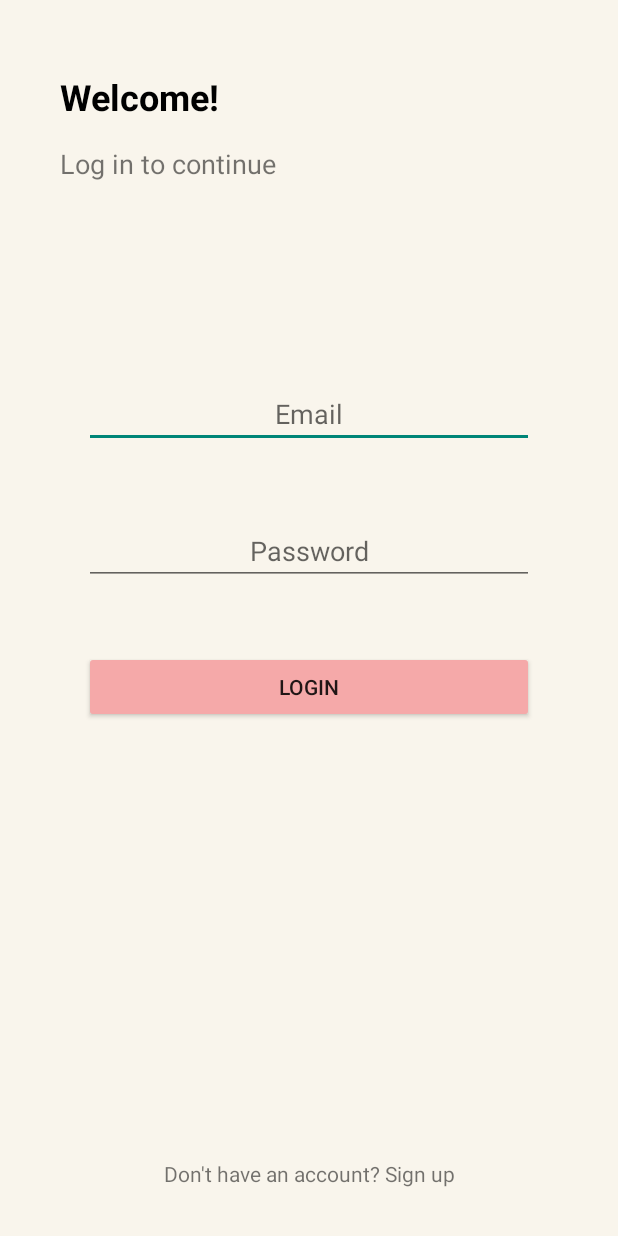
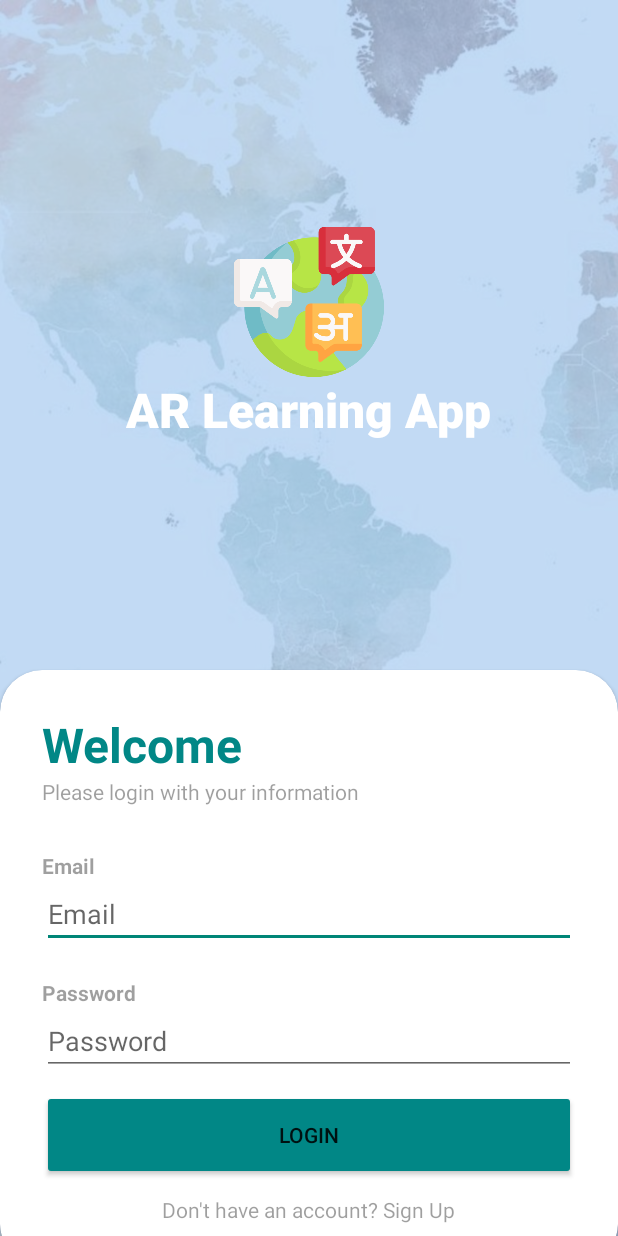
Before and after one commit to Pearl-Dsilva/AR_Learning, an Android app built with Jetpack Compose: the screen it shows after launch (LoginActivity), on a phone screen of 412 x 824 dp. Run offline under Robolectric (Android 15) with nearby library versions, the phone set to English and light mode, and no system bars; our stand-ins replace Firebase (no records; nobody signed in at launch, a user with empty details on screens opened directly).

Commit message:
Updated Login Page

```diff
--- a/app/src/main/res/layout/activity_login.xml
+++ b/app/src/main/res/layout/activity_login.xml
@@ -1,12 +1,134 @@
 <?xml version="1.0" encoding="utf-8"?>
-<androidx.constraintlayout.widget.ConstraintLayout xmlns:android="http://schemas.android.com/apk/res/android"
+<RelativeLayout xmlns:android="http://schemas.android.com/apk/res/android"
     xmlns:app="http://schemas.android.com/apk/res-auto"
     xmlns:tools="http://schemas.android.com/tools"
     android:id="@+id/main"
-    android:background="@color/background_color"
+    android:background="@drawable/image2"
     android:layout_width="match_parent"
     android:layout_height="match_parent"
     tools:context="com.sproj.arimagerecognizer.LoginActivity">
+
+    <!--transparent background-->
+    <RelativeLayout
+        android:layout_width="match_parent"
+        android:layout_height="match_parent"
+        android:background="@color/lightblue"
+        android:alpha="0.7"/>
+
+    <LinearLayout
+        android:layout_width="match_parent"
+        android:layout_height="match_parent"
+        android:orientation="vertical"
+        android:gravity="center"
+        android:layout_above="@id/card_view"
+        android:padding="28dp">
+
+        <ImageView
+            android:layout_width="100dp"
+            android:layout_height="100dp"
+            android:src="@drawable/languages"/>
+
+        <TextView
+            android:layout_width="wrap_content"
+            android:layout_height="wrap_content"
+            android:text="@string/app_name"
+            android:textStyle="bold"
+            android:fontFamily="sans-serif-medium"
+            android:textSize="32sp"
+            android:textColor="@color/white"/>
+
+
+    </LinearLayout>
+
+
+
+    <androidx.cardview.widget.CardView
+        android:layout_width="match_parent"
+        android:layout_height="wrap_content"
+        android:layout_alignParentBottom="true"
+        app:cardCornerRadius="28dp"
+        android:layout_marginBottom="-20dp"
+        android:id="@+id/card_view">
+        <LinearLayout
+            android:layout_width="match_parent"
+            android:layout_height="wrap_content"
+            android:orientation="vertical"
+            android:padding="28dp">
+        <TextView
+            android:layout_width="wrap_content"
+            android:layout_height="wrap_content"
+            android:text="@string/welcome"
+            android:textColor="@color/teal_700"
+            android:textSize="32sp"
+            android:textStyle="bold"/>
+
+            <TextView
+                android:layout_width="wrap_content"
+                android:layout_height="wrap_content"
+                android:text="@string/info"
+                android:alpha="0.7"/>
+
+            <View
+                android:layout_width="wrap_content"
+                android:layout_height="30dp"/>
+            <TextView
+                android:layout_width="wrap_content"
+                android:layout_height="wrap_content"
+                android:text="@string/email"
+                android:alpha="0.7"
+                android:textStyle="bold"/>
+
+            <EditText
+                android:id="@+id/editTextUsername"
+                android:hint="@string/email"
+                android:layout_width="match_parent"
+                android:layout_height="wrap_content"
+                android:inputType="textEmailAddress"
+                />
+
+            <View
+                android:layout_width="wrap_content"
+                android:layout_height="20dp"/>
+            <TextView
+                android:layout_width="wrap_content"
+                android:layout_height="wrap_content"
+                android:text="@string/password"
+                android:alpha="0.7"
+                android:textStyle="bold"/>
+
+            <EditText
+                android:id="@+id/editTextPassword"
+                android:layout_width="match_parent"
+                android:layout_height="wrap_content"
+                android:hint="@string/password"
+                android:inputType="textPassword"/>
+
+            <View
+                android:layout_width="wrap_content"
+                android:layout_height="10dp"/>
+            <Button
+                android:id="@+id/button_enter"
+                android:layout_width="match_parent"
+                android:layout_height="60dp"
+                android:text="@string/login"
+                android:backgroundTint="@color/teal_700"
+                app:cornerRadius="40dp"/>
+
+            <View
+                android:layout_width="wrap_content"
+                android:layout_height="10dp"/>
+
+            <TextView
+                android:id="@+id/textViewSignUp"
+                android:layout_width="wrap_content"
+                android:layout_height="wrap_content"
+                android:text="@string/create_account_text"
+                android:layout_gravity="center"
+                android:alpha="0.7"/>
+
+        </LinearLayout>
+    </androidx.cardview.widget.CardView>
+
 
     <androidx.constraintlayout.widget.ConstraintLayout
         android:id="@+id/loadingIndicatorLog"
@@ -43,83 +165,83 @@
             app:layout_constraintTop_toBottomOf="@+id/progressBar" />
     </androidx.constraintlayout.widget.ConstraintLayout>
 
-    <TextView
-        android:id="@+id/textViewWelcome"
-        android:layout_width="0dp"
-        android:layout_height="wrap_content"
-        android:text="Welcome!"
-        android:textSize="24sp"
-        android:textStyle="bold"
-        android:textColor="@color/black"
-        android:layout_marginTop="48dp"
-        android:layout_marginStart="40dp"
-        app:layout_constraintTop_toTopOf="parent"
-        app:layout_constraintStart_toStartOf="parent"
-        app:layout_constraintEnd_toEndOf="parent" />
+<!--    <TextView-->
+<!--        android:id="@+id/textViewWelcome"-->
+<!--        android:layout_width="0dp"-->
+<!--        android:layout_height="wrap_content"-->
+<!--        android:text="Welcome!"-->
+<!--        android:textSize="24sp"-->
+<!--        android:textStyle="bold"-->
+<!--        android:textColor="@color/black"-->
+<!--        android:layout_marginTop="48dp"-->
+<!--        android:layout_marginStart="40dp"-->
+<!--        app:layout_constraintTop_toTopOf="parent"-->
+<!--        app:layout_constraintStart_toStartOf="parent"-->
+<!--        app:layout_constraintEnd_toEndOf="parent" />-->
 
-    <!-- Subtitle Text -->
-    <TextView
-        android:id="@+id/textWelcomeMessage"
-        android:layout_width="0dp"
-        android:layout_height="wrap_content"
-        android:layout_marginStart="40dp"
-        android:layout_marginTop="16dp"
-        android:text="Log in to continue"
-        android:textSize="18sp"
-        app:layout_constraintTop_toBottomOf="@+id/textViewWelcome"
-        app:layout_constraintStart_toStartOf="parent"
-        app:layout_constraintEnd_toEndOf="parent" />
+<!--    &lt;!&ndash; Subtitle Text &ndash;&gt;-->
+<!--    <TextView-->
+<!--        android:id="@+id/textWelcomeMessage"-->
+<!--        android:layout_width="0dp"-->
+<!--        android:layout_height="wrap_content"-->
+<!--        android:layout_marginStart="40dp"-->
+<!--        android:layout_marginTop="16dp"-->
+<!--        android:text="Log in to continue"-->
+<!--        android:textSize="18sp"-->
+<!--        app:layout_constraintTop_toBottomOf="@+id/textViewWelcome"-->
+<!--        app:layout_constraintStart_toStartOf="parent"-->
+<!--        app:layout_constraintEnd_toEndOf="parent" />-->
 
-    <EditText
-        android:id="@+id/editTextUsername"
-        android:layout_width="300dp"
-        android:layout_height="wrap_content"
-        android:layout_marginTop="132dp"
-        android:hint="Email"
-        android:textAlignment="center"
-        app:layout_constraintTop_toBottomOf="@+id/textWelcomeMessage"
-        app:layout_constraintStart_toStartOf="parent"
-        app:layout_constraintEnd_toEndOf="parent" />
+<!--    <EditText-->
+<!--        android:id="@+id/editTextUsername"-->
+<!--        android:layout_width="300dp"-->
+<!--        android:layout_height="wrap_content"-->
+<!--        android:layout_marginTop="132dp"-->
+<!--        android:hint="Email"-->
+<!--        android:textAlignment="center"-->
+<!--        app:layout_constraintTop_toBottomOf="@+id/textWelcomeMessage"-->
+<!--        app:layout_constraintStart_toStartOf="parent"-->
+<!--        app:layout_constraintEnd_toEndOf="parent" />-->
 
 
 
-    <!-- Password EditText -->
-    <EditText
-        android:id="@+id/editTextPassword"
-        android:layout_width="300dp"
-        android:layout_height="wrap_content"
-        android:layout_marginTop="46dp"
-        android:hint="Password"
-        android:inputType="textPassword"
-        android:textAlignment="center"
-        app:layout_constraintTop_toBottomOf="@+id/editTextUsername"
-        app:layout_constraintStart_toStartOf="parent"
-        app:layout_constraintEnd_toEndOf="parent" />
+<!--    &lt;!&ndash; Password EditText &ndash;&gt;-->
+<!--    <EditText-->
+<!--        android:id="@+id/editTextPassword"-->
+<!--        android:layout_width="300dp"-->
+<!--        android:layout_height="wrap_content"-->
+<!--        android:layout_marginTop="46dp"-->
+<!--        android:hint="Password"-->
+<!--        android:inputType="textPassword"-->
+<!--        android:textAlignment="center"-->
+<!--        app:layout_constraintTop_toBottomOf="@+id/editTextUsername"-->
+<!--        app:layout_constraintStart_toStartOf="parent"-->
+<!--        app:layout_constraintEnd_toEndOf="parent" />-->
 
 
-    <!-- Login Button -->
-    <Button
-        android:id="@+id/button_enter"
-        android:layout_width="300dp"
-        android:layout_height="wrap_content"
-        android:text="LOGIN"
-        android:layout_marginTop="44dp"
-        android:backgroundTint="@color/lightpink"
-        app:layout_constraintTop_toBottomOf="@+id/editTextPassword"
-        app:layout_constraintStart_toStartOf="parent"
-        app:layout_constraintEnd_toEndOf="parent" />
+<!--    &lt;!&ndash; Login Button &ndash;&gt;-->
+<!--    <Button-->
+<!--        android:id="@+id/button_enter"-->
+<!--        android:layout_width="300dp"-->
+<!--        android:layout_height="wrap_content"-->
+<!--        android:text="LOGIN"-->
+<!--        android:layout_marginTop="44dp"-->
+<!--        android:backgroundTint="@color/lightpink"-->
+<!--        app:layout_constraintTop_toBottomOf="@+id/editTextPassword"-->
+<!--        app:layout_constraintStart_toStartOf="parent"-->
+<!--        app:layout_constraintEnd_toEndOf="parent" />-->
 
-    <!-- Sign Up Text -->
-    <TextView
-        android:id="@+id/textViewSignUp"
-        android:layout_width="wrap_content"
-        android:layout_height="wrap_content"
-        android:text="Don't have an account? Sign up"
-        android:layout_marginTop="16dp"
-        android:textAlignment="center"
-        app:layout_constraintBottom_toBottomOf="parent"
-        app:layout_constraintStart_toStartOf="parent"
-        app:layout_constraintEnd_toEndOf="parent"
-        android:layout_marginBottom="32dp" />
+<!--    &lt;!&ndash; Sign Up Text &ndash;&gt;-->
+<!--    <TextView-->
+<!--        android:id="@+id/textViewSignUp"-->
+<!--        android:layout_width="wrap_content"-->
+<!--        android:layout_height="wrap_content"-->
+<!--        android:text="Don't have an account? Sign up"-->
+<!--        android:layout_marginTop="16dp"-->
+<!--        android:textAlignment="center"-->
+<!--        app:layout_constraintBottom_toBottomOf="parent"-->
+<!--        app:layout_constraintStart_toStartOf="parent"-->
+<!--        app:layout_constraintEnd_toEndOf="parent"-->
+<!--        android:layout_marginBottom="32dp" />-->
 
-</androidx.constraintlayout.widget.ConstraintLayout>
+</RelativeLayout>
--- a/app/src/main/res/values/strings.xml
+++ b/app/src/main/res/values/strings.xml
@@ -18,6 +18,8 @@
   <string name="app_name">AR Learning App</string>
   <string name="scan_busy">Scanning…</string>
   <string name="scan_available">Scan</string>
+  <string name="info">Please login with your information</string>
+  <string name="welcome">Welcome</string>
   <string name="clear">Clear</string>
   <string name="use_cloud_ml">Use Cloud ML</string>
   <string name="open_camera">Open Camera</string>
@@ -27,6 +29,7 @@
   <string name="help_text">Welcome to [Your App Name]! Here you can learn how to navigate through the app and make the most of its features. If you have any questions, feel free to contact our support team.</string>
     <string name="login">Login</string>
   <string name="username">Username</string>
+  <string name="email">Email</string>
   <string name="password">Password</string>
   <string name="logout">Logout</string>
   <string name="Language">Language</string>
```
Also changed, not shown: app/src/main/res/drawable/image2.jpeg (added), app/src/main/res/drawable/languages.png (added).
